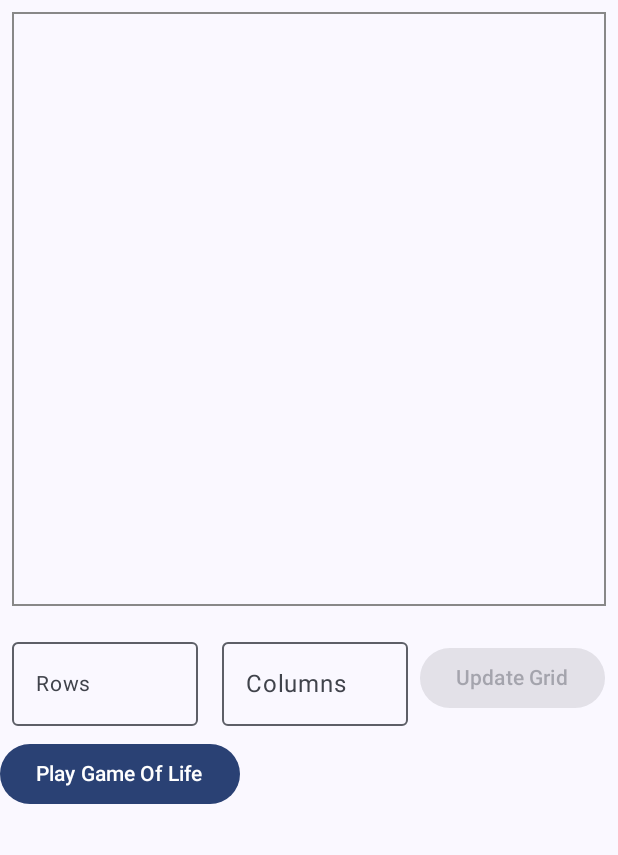
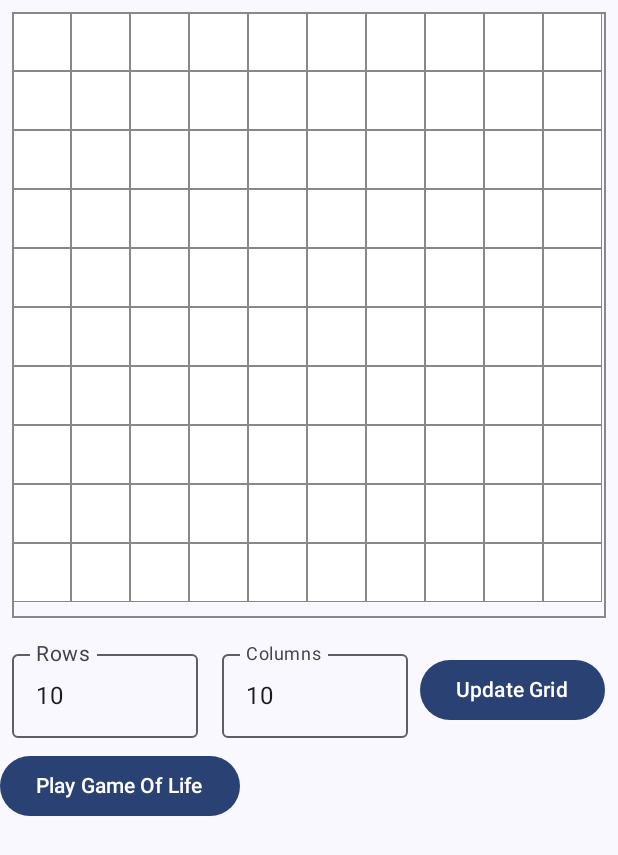
Before and after one commit to HexedAgain/GameOfLife, an Android app built with Jetpack Compose: the screen it shows after launch (MainActivity), on a phone screen of 412 x 824 dp. Shown: the top 855 px of the screen. Run offline under Robolectric (Android 15) with nearby library versions, the phone set to English and light mode, and no system bars; our stand-ins replace Timber.

```diff
--- a/app/src/main/java/com/example/gameoflife/ui/MainActivity.kt
+++ b/app/src/main/java/com/example/gameoflife/ui/MainActivity.kt
@@ -1,12 +1,16 @@
 package com.example.gameoflife.ui
 
+import android.content.Context
 import android.os.Bundle
+import android.util.DisplayMetrics
 import androidx.activity.ComponentActivity
 import androidx.activity.compose.setContent
 import androidx.compose.foundation.BorderStroke
+import androidx.compose.foundation.Canvas
 import androidx.compose.foundation.background
 import androidx.compose.foundation.border
 import androidx.compose.foundation.clickable
+import androidx.compose.foundation.gestures.detectTapGestures
 import androidx.compose.foundation.layout.Box
 import androidx.compose.foundation.layout.Column
 import androidx.compose.foundation.layout.Row
@@ -16,6 +20,8 @@ import androidx.compose.foundation.layout.fillMaxWidth
 import androidx.compose.foundation.layout.height
 import androidx.compose.foundation.layout.padding
 import androidx.compose.foundation.layout.width
+import androidx.compose.foundation.shape.CircleShape
+import androidx.compose.foundation.shape.RoundedCornerShape
 import androidx.compose.foundation.text.KeyboardOptions
 import androidx.compose.material3.Button
 import androidx.compose.material3.ExperimentalMaterial3Api
@@ -28,16 +34,22 @@ import androidx.compose.runtime.collectAsState
 import androidx.compose.runtime.getValue
 import androidx.compose.ui.Alignment
 import androidx.compose.ui.Modifier
+import androidx.compose.ui.geometry.Size
 import androidx.compose.ui.graphics.Color
+import androidx.compose.ui.input.pointer.pointerInput
 import androidx.compose.ui.platform.LocalConfiguration
+import androidx.compose.ui.platform.LocalContext
 import androidx.compose.ui.res.stringResource
 import androidx.compose.ui.text.input.KeyboardType
+import androidx.compose.ui.unit.Dp
 import androidx.compose.ui.unit.dp
 import androidx.compose.ui.unit.sp
 import com.example.gameoflife.R
 import com.example.gameoflife.ui.theme.GameOfLifeTheme
 import com.example.gameoflife.viewmodel.MainScreenViewModel
 import org.koin.androidx.compose.koinViewModel
+import timber.log.Timber
+import java.time.Instant
 
 class MainActivity: ComponentActivity() {
     override fun onCreate(savedInstanceState: Bundle?) {
@@ -102,36 +114,56 @@ fun NumberOfCellsRow(
     }
 }
 
+fun Float.toDp(context: Context): Dp {
+    val density = (context.resources.displayMetrics.densityDpi.toFloat() / DisplayMetrics.DENSITY_DEFAULT)
+    return (this / density).dp
+}
+
 @Composable
 fun CellsGrid(
     mainScreenViewModel: MainScreenViewModel = koinViewModel()
 ) {
     val cells by mainScreenViewModel.cells.collectAsState()
+    val configuration = LocalConfiguration.current
+    val colHeight = (configuration.screenHeightDp.dp / 2) - 16.dp
+    val numRows = cells.get().size
+    val numCols = cells.get().firstOrNull()?.size ?: 0
+    val width = (configuration.screenWidthDp.dp - 16.dp) / numRows
+    val height = colHeight / numCols
+    val context = LocalContext.current
     Column(
+        // Note: defining clickable on each of the cells seems to be a massive performance hit
         modifier = Modifier
+            .pointerInput(Pair(numRows, numCols)) {
+                detectTapGestures(
+                    onTap = {
+                        val offsetX = it.x.toDp(context) - 8.dp
+                        val offsetY = it.y.toDp(context) - 8.dp
+                        val columnIdx = (offsetX / width).toInt()
+                        val rowIdx = (offsetY / height).toInt()
+                        mainScreenViewModel.updateCell(row = rowIdx, column = columnIdx)
+                    }
+                )
+            }
+            .padding(8.dp)
             .fillMaxHeight(.5f)
             .fillMaxWidth()
-            .padding(8.dp)
             .border(border = BorderStroke(1.dp, Color.Gray))
     ) {
-        val numRows = cells.get().size
-        val numCols = cells.get().firstOrNull()?.size ?: 0
-        val configuration = LocalConfiguration.current
-        val width = (configuration.screenWidthDp.dp - 16.dp) / numRows
-        val height = ((configuration.screenHeightDp.dp / 2) - 16.dp) / numCols - 2.dp
+        val cellModifier = Modifier
+            .width(width)
+            .height(height)
+            .border(border = BorderStroke(.5.dp, Color.Gray))
         for (i in 0 until numRows) {
-            Row(
-            ) {
+            Row {
                 for (j in 0 until numCols) {
-                    Box(
-                        modifier = Modifier
-                            .clickable { mainScreenViewModel.updateCell(i, j) }
-                            .width(width)
-                            .height(height)
-                            .background(color = if (cells.get()[i][j]) Color.Green else Color.White)
-                            .border(border = BorderStroke(1.dp, Color.Gray))
+                    Canvas(
+                        modifier = cellModifier
                     ) {
-
+                        drawRect(
+                            color = if (cells.get()[i][j]) Color.Green else Color.White,
+                            size = Size(width.toPx(), height.toPx())
+                        )
                     }
                 }
             }
--- a/app/src/main/java/com/example/gameoflife/viewmodel/MainScreenViewModel.kt
+++ b/app/src/main/java/com/example/gameoflife/viewmodel/MainScreenViewModel.kt
@@ -17,7 +17,7 @@ class MainScreenViewModel(
     private val defaultDispatcher: CoroutineDispatcher,
     stepDuration: Long = 1_000
 ): ViewModel() {
-    private val _cells = MutableStateFlow(Cells.makeGrid(0, 0))
+    private val _cells = MutableStateFlow(Cells.makeGrid(10, 10))
     val cells = _cells.asStateFlow()
 
     private val _stepDurationMs = MutableStateFlow(stepDuration)
@@ -26,22 +26,24 @@ class MainScreenViewModel(
     private val _stepsRemaining = MutableStateFlow(10_000)
     val stepsRemaining = _stepsRemaining.asStateFlow()
 
-    private val _rows = MutableStateFlow<Int?>(null)
+    private val _rows = MutableStateFlow(_cells.value.get().size.takeIf { it > 0 })
     val rows = _rows.asStateFlow()
     fun updateRows(newRows: String) {
-        val numericNewRows = newRows.toIntOrNull() ?: return
-        if (numericNewRows <= MAX_ROWS) {
-            _rows.value = numericNewRows
+        val numericNewRows = newRows.toIntOrNull()
+        if (numericNewRows != null && numericNewRows > MAX_ROWS) {
+            return
         }
+        _rows.value = numericNewRows
     }
 
-    private val _columns = MutableStateFlow<Int?>(null)
+    private val _columns = MutableStateFlow(_cells.value.get().firstOrNull()?.size?.takeIf { it > 0 })
     val columns = _columns.asStateFlow()
     fun updateColumns(newColumns: String) {
-        val numericNewColumns = newColumns.toIntOrNull() ?: return
-        if (numericNewColumns <= MAX_COLUMNS) {
-            _columns.value = numericNewColumns
+        val numericNewColumns = newColumns.toIntOrNull()
+        if (numericNewColumns != null && numericNewColumns > MAX_COLUMNS) {
+            return
         }
+        _columns.value = numericNewColumns
     }
 
     private fun String.toIntOrNull(): Int? {
```
